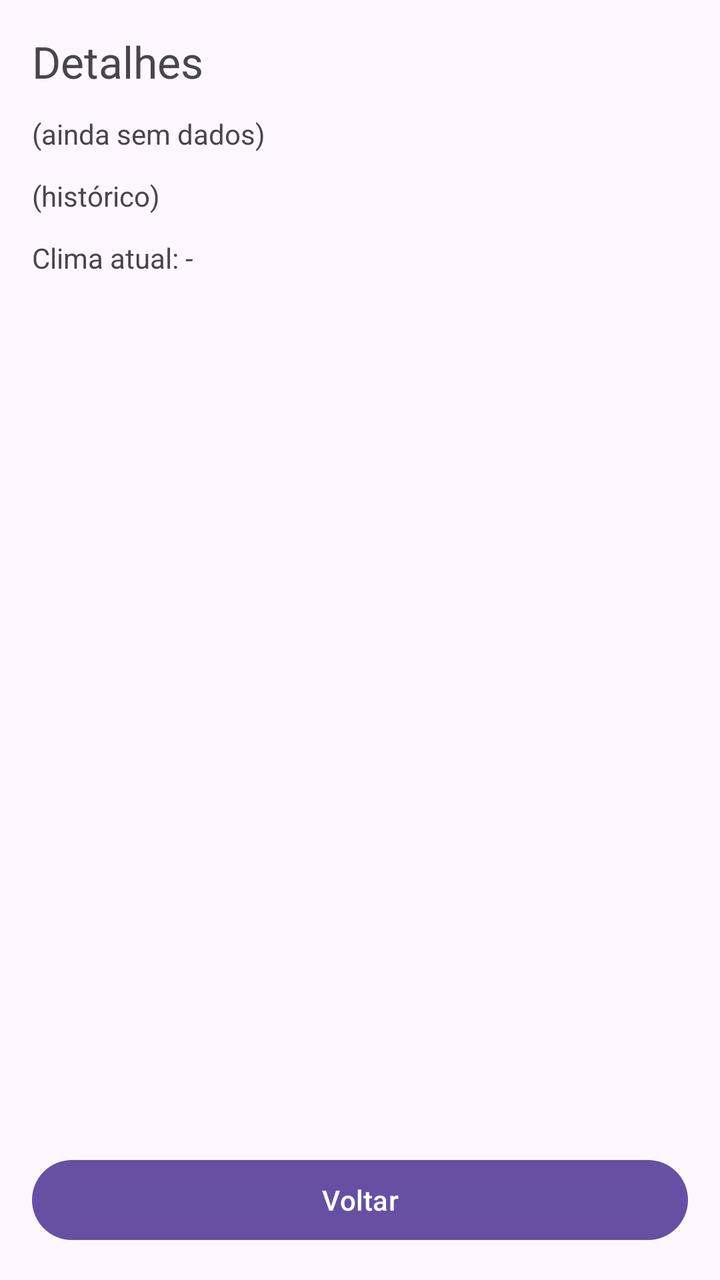
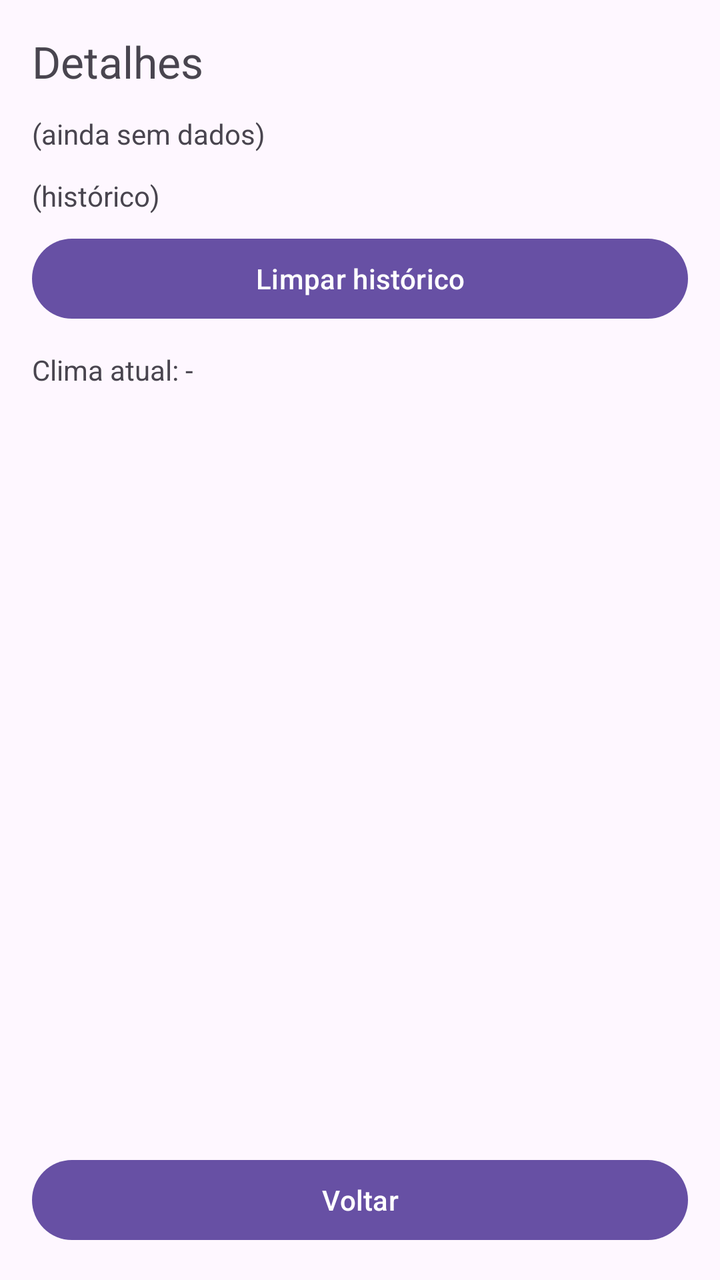

An Android layout rendered at two revisions. The XML below is the earlier revision; the diff shows what the commit changed to produce the second picture.
<!-- AndroidManifest.xml: application theme Theme.WeatherHubAndroid -->
<!-- res/layout/activity_detalhes.xml -->
<?xml version="1.0" encoding="utf-8"?>
<LinearLayout xmlns:android="http://schemas.android.com/apk/res/android"
    android:orientation="vertical"
    android:padding="16dp"
    android:layout_width="match_parent"
    android:layout_height="match_parent">

    <TextView
        android:id="@+id/txtTituloDetalhes"
        android:text="Detalhes"
        android:textSize="22sp"
        android:layout_width="match_parent"
        android:layout_height="wrap_content"/>

    <TextView
        android:id="@+id/txtStatusDetalhes"
        android:text="(ainda sem dados)"
        android:layout_width="match_parent"
        android:layout_height="wrap_content"
        android:layout_marginTop="12dp"/>

    <TextView
        android:id="@+id/txtHistorico"
        android:text="(histórico)"
        android:layout_width="match_parent"
        android:layout_height="wrap_content"
        android:layout_marginTop="12dp"/>

    <TextView
        android:id="@+id/txtClimaAtual"
        android:layout_width="match_parent"
        android:layout_height="wrap_content"
        android:text="Clima atual: -"
        android:layout_marginTop="12dp"/>

    <ImageView
        android:id="@+id/imgIconeDetalhes"
        android:layout_width="60dp"
        android:layout_height="60dp"
        android:contentDescription="Ícone do clima"
        android:layout_marginTop="8dp"/>

    <androidx.recyclerview.widget.RecyclerView
        android:id="@+id/rvPrevisao"
        android:layout_width="match_parent"
        android:layout_height="0dp"
        android:layout_weight="1"
        android:layout_marginTop="12dp"/>

    <Button
        android:id="@+id/btnVoltarDetalhes"
        android:text="Voltar"
        android:layout_width="match_parent"
        android:layout_height="wrap_content"
        android:layout_marginTop="12dp"/>
</LinearLayout>
<!-- resources referenced by this layout -->
<resources>
  <style name="Theme.WeatherHubAndroid" parent="Base.Theme.WeatherHubAndroid" />
  <style name="Base.Theme.WeatherHubAndroid" parent="Theme.Material3.DayNight.NoActionBar">
          
          
      </style>
</resources>

<!-- the commit's change to res/layout/activity_detalhes.xml (unified diff, before → after) -->
@@ -25,6 +25,13 @@
         android:layout_width="match_parent"
         android:layout_height="wrap_content"
         android:layout_marginTop="12dp"/>
+
+    <Button
+        android:id="@+id/btnLimparHistorico"
+        android:layout_width="match_parent"
+        android:layout_height="wrap_content"
+        android:text="Limpar histórico"
+        android:layout_marginTop="8dp"/>
 
     <TextView
         android:id="@+id/txtClimaAtual"
